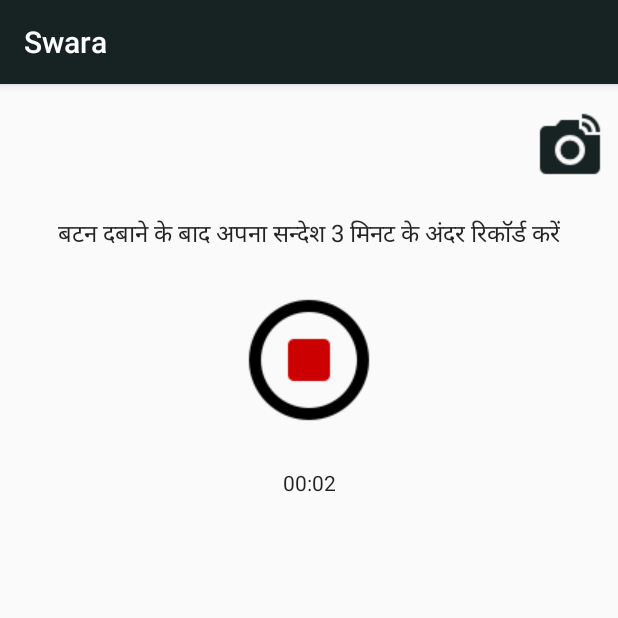
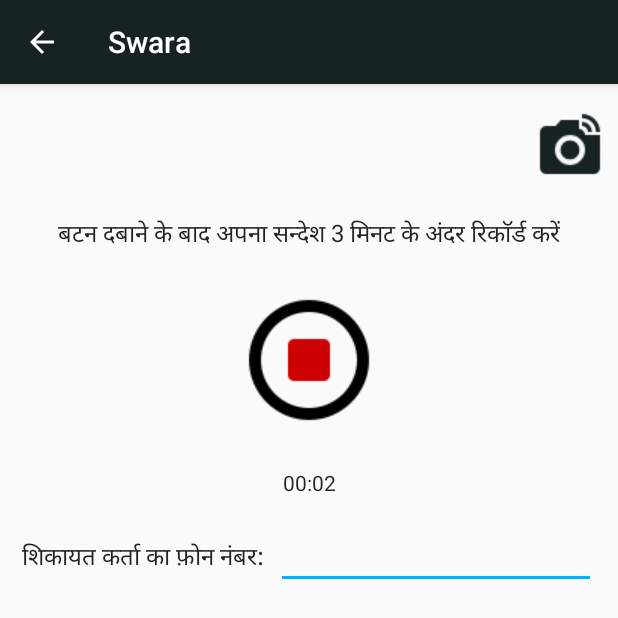
Before and after one commit to anuragshukla06/swara, an Android app: the RecordingScreen screen opened directly, with no data from a screen before it, after a tap on an icon or button, on a phone screen of 412 x 824 dp. Shown: the top 618 px of the screen. Run offline under Robolectric (Android 15) with nearby library versions, the phone set to English and light mode, and no system bars; 1 other tap on this screen came first.

Commit message:
UI finalise for photo and reporter number save feature

```diff
--- a/app/build.gradle
+++ b/app/build.gradle
@@ -31,4 +31,5 @@ dependencies {
     androidTestImplementation 'com.android.support.test:runner:1.0.2'
     androidTestImplementation 'com.android.support.test.espresso:espresso-core:3.0.2'
     implementation 'com.android.support:recyclerview-v7:28.0.0'
+    implementation 'com.android.support:design:28.0.0'
 }
--- a/app/src/main/AndroidManifest.xml
+++ b/app/src/main/AndroidManifest.xml
@@ -18,7 +18,8 @@
         android:supportsRtl="true"
 
         android:theme="@style/AppTheme">
-        <activity android:name=".RecordingScreen"></activity>
+        <activity android:name=".RecordingScreen"
+                  android:parentActivityName=".MainActivity" ></activity>
         <activity android:name=".MainActivity">
             <intent-filter>
                 <action android:name="android.intent.action.MAIN" />
--- a/app/src/main/java/org/cgnetswara/swara/RecordingScreen.java
+++ b/app/src/main/java/org/cgnetswara/swara/RecordingScreen.java
@@ -18,6 +18,7 @@ import android.os.Bundle;
 import android.util.Log;
 import android.view.View;
 import android.widget.Chronometer;
+import android.widget.EditText;
 import android.widget.ImageButton;
 import android.widget.ImageView;
 import android.widget.TextView;
@@ -28,43 +29,55 @@ import java.io.IOException;
 import java.util.Date;
 import java.util.Map;
 
-public class RecordingScreen extends AppCompatActivity {
+public class RecordingScreen extends AppCompatActivity{
     boolean recordState = true;
     boolean playState = true;
-    ImageButton recordButton;
-    ImageButton playButton;
-    ImageButton clearButton;
-    ImageButton acceptButton;
+    ImageButton recordButton, deleteBitmap, playButton, clearButton, acceptButton;
     Chronometer chronometer;
     RecMicToMp3 mRecMicToMp3;
     MediaPlayer audioPlayer;
     String path;
     long audioDuration;
     SharedPreferences sp;
-    public static final String MyPREFERENCES = "MyPrefs" ;
+    public static final String MyPREFERENCES = "RecordingScreenPrefs" ;
     public static final int PICK_IMAGE = 1;
     private Bitmap bitmap = null;
     ImageView photoAttach;
     Uri selectedImageUri;
+    EditText phoneNumber;
 
     @Override
     protected void onCreate(Bundle savedInstanceState) {
         //Declarations and instantiations
         super.onCreate(savedInstanceState);
         setContentView(R.layout.activity_recording_screen);
+        initialiseUI();
+    }
 
+    public void initialiseUI(){
         recordButton=findViewById(R.id.imageButton);
         playButton=findViewById(R.id.imageButton5);
         clearButton=findViewById(R.id.imageButton4);
         acceptButton=findViewById(R.id.imageButton3);
         chronometer=findViewById(R.id.chronometer);
         photoAttach=findViewById(R.id.imageView2);
+        phoneNumber=findViewById(R.id.editText3);
+        deleteBitmap=findViewById(R.id.imageButton6);
 
         recordButton.setVisibility(View.VISIBLE);
+        deleteBitmap.setVisibility(View.INVISIBLE);
         playButton.setVisibility(View.INVISIBLE);
         clearButton.setVisibility(View.INVISIBLE);
         acceptButton.setVisibility(View.INVISIBLE);
         chronometer.setVisibility(View.INVISIBLE);
+        Intent data=getIntent();
+        phoneNumber.setText(data.getStringExtra("phone_number"));
+        try {
+            getSupportActionBar().setDisplayHomeAsUpEnabled(true);
+        } catch(NullPointerException e){
+            e.printStackTrace();
+        }
+
     }
 
     public void toggleRecording(View view) {
@@ -160,16 +173,22 @@ public class RecordingScreen extends AppCompatActivity {
         acceptButton.setVisibility(View.INVISIBLE);
         recordState=true;
         stopPlaying();
+        resetBitmap();
     }
 
     public void onAccept(View view) {
+        if(phoneNumber.getText().toString().length()==10) {
             //Resetting things first
             vibrateAndSetViews();
             //saving details in shared prefs for audio and/or photo to be mailed
             sp = getSharedPreferences(MyPREFERENCES, Context.MODE_PRIVATE);
             SharedPreferences.Editor editor = sp.edit();
-        editor.putString(path, ""+audioDuration+","+selectedImageUri);
+            editor.putString(path, ""+ phoneNumber.getText().toString()+ "," + audioDuration + "," + selectedImageUri);
             editor.apply();
+        }
+        else{
+            phoneNumber.setError("कृपया 10 अंकों का फोन नंबर दर्ज करें और ऑपरेटर का चयन करें !");
+        }
     }
 
     public void addPhoto(View view) {
@@ -195,6 +214,7 @@ public class RecordingScreen extends AppCompatActivity {
                 }
             }
             photoAttach.setImageBitmap(bitmap);
+            deleteBitmap.setVisibility(View.VISIBLE);
         }
     }
 
@@ -203,4 +223,13 @@ public class RecordingScreen extends AppCompatActivity {
         int width = input.getWidth();
         return Bitmap.createScaledBitmap(input,  width/2, height/2, false);
     }
+
+    public void resetBitmap(View view) {
+        resetBitmap();
     }
+    public void resetBitmap(){
+        bitmap = null;
+        photoAttach.setImageBitmap(bitmap);
+        deleteBitmap.setVisibility(View.INVISIBLE);
+    }
+}
--- a/app/src/main/res/layout/activity_main.xml
+++ b/app/src/main/res/layout/activity_main.xml
@@ -143,7 +143,6 @@
             android:layout_height="wrap_content"
             android:entries="@array/operator_array"
             android:spinnerMode="dropdown"
-            android:text="+91"
             tools:layout_editor_absoluteX="8dp"
             tools:layout_editor_absoluteY="596dp" />
     </LinearLayout>
--- a/app/src/main/res/layout/activity_recording_screen.xml
+++ b/app/src/main/res/layout/activity_recording_screen.xml
@@ -127,4 +127,52 @@
         app:layout_constraintTop_toBottomOf="@+id/imageView2"
         app:srcCompat="@drawable/baseline_linked_camera_black_48dp" />
 
+    <LinearLayout
+        android:layout_width="wrap_content"
+        android:layout_height="wrap_content"
+        android:layout_marginStart="8dp"
+        android:layout_marginLeft="8dp"
+        android:layout_marginTop="16dp"
+        android:layout_marginEnd="8dp"
+        android:layout_marginRight="8dp"
+        android:orientation="horizontal"
+        app:layout_constraintEnd_toEndOf="parent"
+        app:layout_constraintStart_toStartOf="parent"
+        app:layout_constraintTop_toBottomOf="@+id/chronometer">
+
+        <TextView
+            android:id="@+id/textView4"
+            android:layout_width="wrap_content"
+            android:layout_height="wrap_content"
+            android:layout_marginRight="8dp"
+            android:text="शिकायत कर्ता का फ़ोन नंबर:"
+            android:textAppearance="@style/TextAppearance.AppCompat.Light.SearchResult.Subtitle"
+            app:layout_constraintEnd_toEndOf="parent"
+            app:layout_constraintStart_toStartOf="parent"
+            app:layout_constraintTop_toBottomOf="@+id/chronometer" />
+
+        <EditText
+            android:id="@+id/editText3"
+            android:layout_width="wrap_content"
+            android:layout_height="wrap_content"
+            android:layout_weight="1"
+            android:ems="10"
+            android:inputType="phone" />
+
+    </LinearLayout>
+
+    <ImageButton
+        android:id="@+id/imageButton6"
+        android:layout_width="wrap_content"
+        android:layout_height="wrap_content"
+        android:layout_marginStart="8dp"
+        android:layout_marginLeft="8dp"
+        android:layout_marginTop="8dp"
+        android:background="@null"
+        android:onClick="resetBitmap"
+        android:tint="@android:color/background_dark"
+        app:layout_constraintStart_toStartOf="parent"
+        app:layout_constraintTop_toBottomOf="@+id/imageView2"
+        app:srcCompat="@android:drawable/ic_menu_delete" />
+
 </android.support.constraint.ConstraintLayout>
```
Also changed, not shown: app/src/main/java/org/cgnetswara/swara/MainActivity.java (+71 -16 lines), app/src/main/java/org/cgnetswara/swara/ShareApp.java (deleted, +0 -79 lines). Lines whose indentation alone changed are shown as unchanged.
